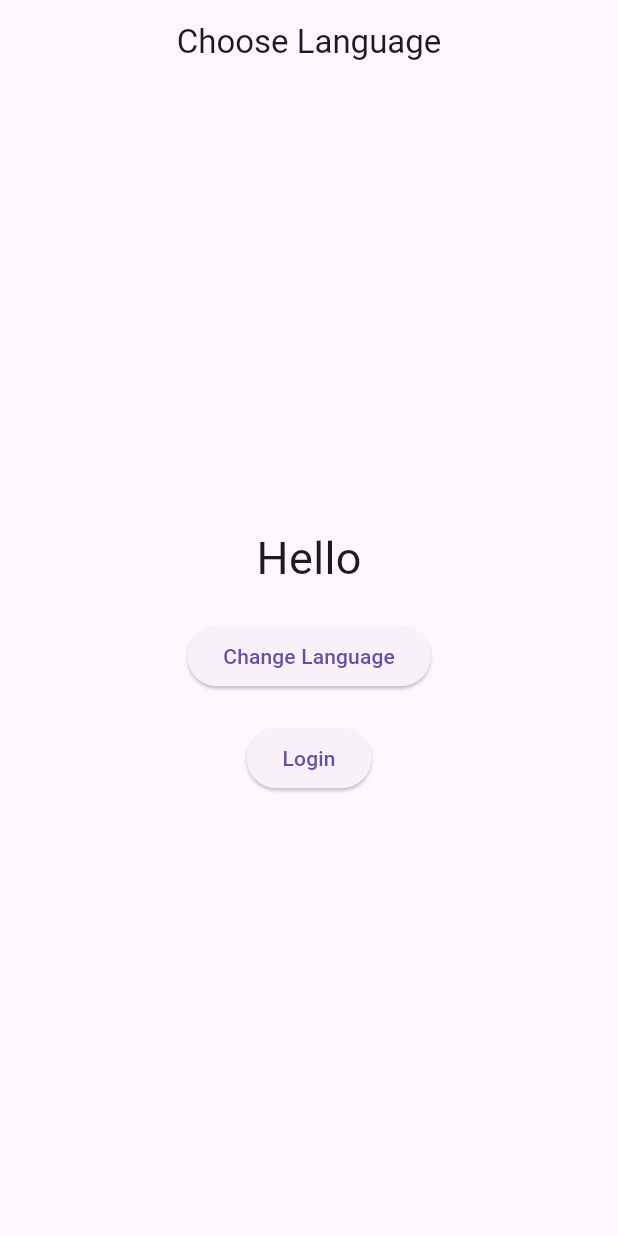
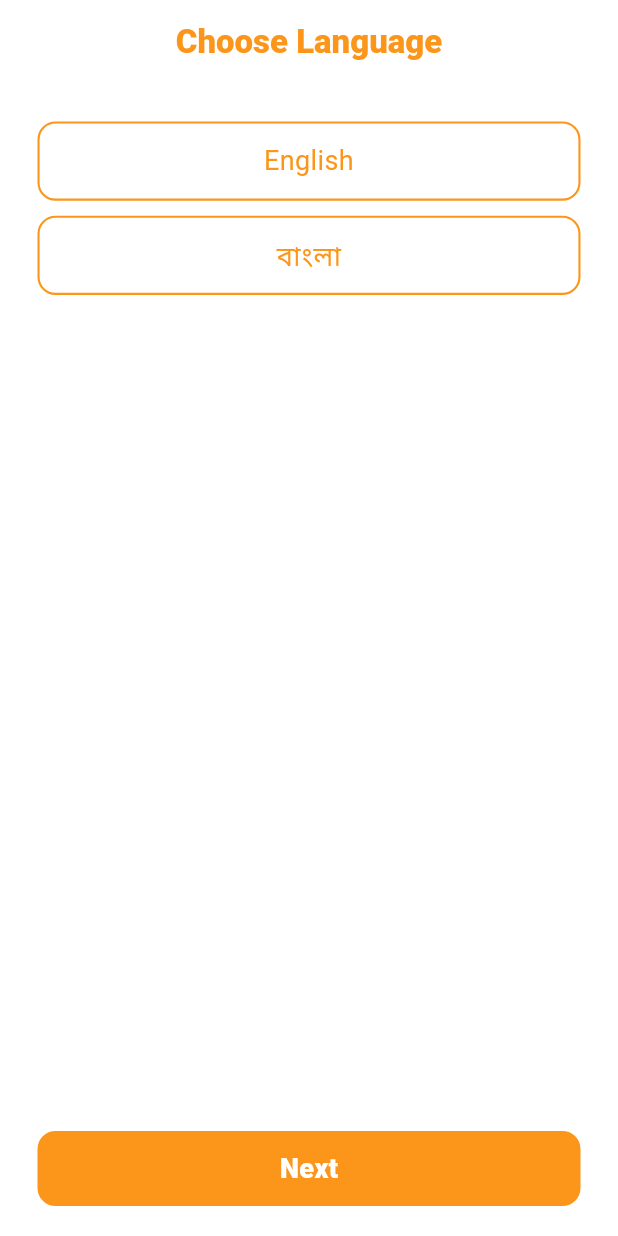
Before and after one commit to asiftonim/flutter_localizations, a Flutter app: the screen it shows after launch, on a phone screen of 412 x 824 dp. Run offline on Flutter 3.47's test engine with Material 3 defaults, Android fonts, the light colour scheme and no system bars; our stand-ins replace get, shared_preferences.

Commit message:
app setupw

```diff
--- a/lib/app.dart
+++ b/lib/app.dart
@@ -1,4 +1,5 @@
 import 'package:flutter/material.dart';
+import 'package:get/get_navigation/src/root/get_material_app.dart';
 import 'features/home/presentations/screens/home_page.dart';
 
 class MyApp extends StatelessWidget {
@@ -6,10 +7,10 @@ class MyApp extends StatelessWidget {
 
   @override
   Widget build(BuildContext context) {
-    return MaterialApp(
+    return GetMaterialApp(
       title: 'Custom Translator App',
       debugShowCheckedModeBanner: false,
-      home: HomePage(),
+      home: LanguagePage(),
     );
   }
 }
--- a/lib/core/app_translator.dart
+++ b/lib/core/app_translator.dart
@@ -4,17 +4,18 @@ class AppTranslator {
   AppTranslator._();
 
   static String currentLanguage = 'en';
+
   static final Map<String, Map<String, String>> _translations = {
     'en': {
-      'hello': 'Hello',
-      'Choose': 'Choose Language',
+      'hello': 'Smart Shopping',
+      'Choose': 'Shop smarter, save time, and discover the best deals.',
       'login': 'Login',
       'logout': 'Logout',
       'change_language': 'Change Language',
     },
     'bn': {
-      'hello': 'হ্যালো',
-      'Choose': 'ভাষা নির্বাচন করুন',
+      'hello': 'স্মার্ট শপিং',
+      'Choose': 'বুদ্ধিমানের মতো কেনাকাটা করুন, সময় বাঁচান, এবং সেরা ডিলগুলো আবিষ্কার করুন।',
       'login': 'লগইন',
       'logout': 'লগআউট',
       'change_language': 'ভাষা পরিবর্তন করুন',
@@ -25,14 +26,12 @@ class AppTranslator {
     return _translations[currentLanguage]?[key] ?? key;
   }
 
-  // Change language & save to SharedPreferences
   static Future<void> changeLanguage(String langCode) async {
     currentLanguage = langCode;
     final prefs = await SharedPreferences.getInstance();
     await prefs.setString('language_code', langCode);
   }
 
-  // Load language from SharedPreferences
   static Future<void> loadLanguage() async {
     final prefs = await SharedPreferences.getInstance();
     currentLanguage = prefs.getString('language_code') ?? 'en';
--- /dev/null
+++ b/lib/features/home/controllers/language_controller.dart
@@ -0,0 +1,24 @@
+import 'package:get/get.dart';
+import '../../../core/app_translator.dart';
+
+class LanguageController extends GetxController {
+  var selectedLanguageCode = ''.obs;
+
+  final languages = [
+    {'name': 'English', 'code': 'en'},
+    {'name': 'বাংলা', 'code': 'bn'},
+  ];
+
+  void selectLanguage(String code) async {
+    selectedLanguageCode.value = code;
+    await AppTranslator.changeLanguage(code); // ✅ ভাষা পরিবর্তন সেভ করো
+  }
+
+  String getSelectedLanguageName() {
+    final lang = languages.firstWhere(
+          (l) => l['code'] == selectedLanguageCode.value,
+      orElse: () => {'name': 'Not Selected'},
+    );
+    return lang['name']!;
+  }
+}
--- a/lib/features/home/presentations/screens/home_page.dart
+++ b/lib/features/home/presentations/screens/home_page.dart
@@ -1,49 +1,95 @@
 import 'package:flutter/material.dart';
-import '../../../../core/app_translator.dart';
+import 'package:get/get.dart';
+import '../../../onbording/onborboardin_screen.dart';
+import '../../controllers/language_controller.dart';
 
-class HomePage extends StatefulWidget {
-  const HomePage({super.key});
-
-  @override
-  State<HomePage> createState() => _HomePageState();
-}
-
-class _HomePageState extends State<HomePage> {
-  void _toggleLanguage() {
-    setState(() {
-      AppTranslator.changeLanguage(
-          AppTranslator.currentLanguage == 'en' ? 'bn' : 'en');
-    });
-  }
+class LanguagePage extends StatelessWidget {
+  const LanguagePage({super.key});
 
   @override
   Widget build(BuildContext context) {
+    final controller = Get.put(LanguageController());
+
     return Scaffold(
+      backgroundColor: Colors.white,
       appBar: AppBar(
+        title: const Text(
+          'Choose Language',
+          style: TextStyle(
+            fontWeight: FontWeight.w800,
+            color: Color(0xFFFC961A),
+          ),
+        ),
         centerTitle: true,
-        title: Text(AppTranslator.t('Choose')),
+        backgroundColor: Colors.white,
       ),
-      body: Center(
+      body: Obx(() => Padding(
+        padding: const EdgeInsets.symmetric(horizontal: 25, vertical: 20),
         child: Column(
-          mainAxisAlignment: MainAxisAlignment.center,
           children: [
-            Text(
-              AppTranslator.t('hello'),
-              style: const TextStyle(fontSize: 30),
-            ),
-            const SizedBox(height: 20),
-            ElevatedButton(
-              onPressed: _toggleLanguage,
-              child: Text(AppTranslator.t('change_language')),
-            ),
-            const SizedBox(height: 20),
-            ElevatedButton(
-              onPressed: () {},
-              child: Text(AppTranslator.t('login')),
-            ),
+            ...controller.languages.map((lang) {
+              bool isSelected =
+                  controller.selectedLanguageCode.value == lang['code'];
+              return GestureDetector(
+                onTap: () => controller.selectLanguage(lang['code']!),
+                child: Container(
+                  margin: const EdgeInsets.symmetric(vertical: 5),
+                  padding:
+                  const EdgeInsets.symmetric(horizontal: 20, vertical: 12),
+                  width: double.infinity,
+                  decoration: BoxDecoration(
+                    color: isSelected ? const Color(0xFFFC961A) : Colors.white,
+                    borderRadius: BorderRadius.circular(12),
+                    border: Border.all(
+                        color: const Color(0xFFFC961A), width: 1.4),
+                  ),
+                  child: Text(
+                    lang['name']!,
+                    textAlign: TextAlign.center,
+                    style: TextStyle(
+                      fontSize: 18,
+                      color: isSelected ? Colors.white : const Color(0xFFFC961A),
+                      fontWeight:
+                      isSelected ? FontWeight.bold : FontWeight.normal,
+                    ),
+                  ),
+                ),
+              );
+            }),
+            const Spacer(),
+            GestureDetector(
+              onTap: () {
+                if (controller.selectedLanguageCode.value.isEmpty) {
+                  Get.snackbar('Warning','Please select a language first!',
+                      backgroundColor: Colors.red,
+                      colorText: Colors.white,
+                      snackPosition: SnackPosition.TOP);
+                  return;
+                }
+                Get.to(() => const OnborboardinScreen());
+              },
+              child: Container(
+                padding:
+                const EdgeInsets.symmetric(horizontal: 20, vertical: 12),
+                width: MediaQuery.of(context).size.width,
+                decoration: BoxDecoration(
+                  borderRadius: BorderRadius.circular(12),
+                  color: const Color(0xFFFC961A),
+                ),
+                child: const Center(
+                  child: Text(
+                    "Next",
+                    style: TextStyle(
+                        fontWeight: FontWeight.w900,
+                        fontSize: 18,
+                        color: Colors.white),
+                  ),
+                ),
+              ),
+            )
           ],
         ),
-      ),
+      )),
     );
   }
 }
--- a/pubspec.yaml
+++ b/pubspec.yaml
@@ -28,6 +28,8 @@ dev_dependencies:
 
 flutter:
   uses-material-design: true
+  assets:
+    - assets/images/
   generate: true
 
 # 👇 এটা flutter সেকশনের বাইরে রাখতে হবে
```
Also changed, not shown: lib/features/onbording/onborboardin_screen.dart (added, +60 -0 lines), assets/images/Shopping bag-cuate 1.png (added).
